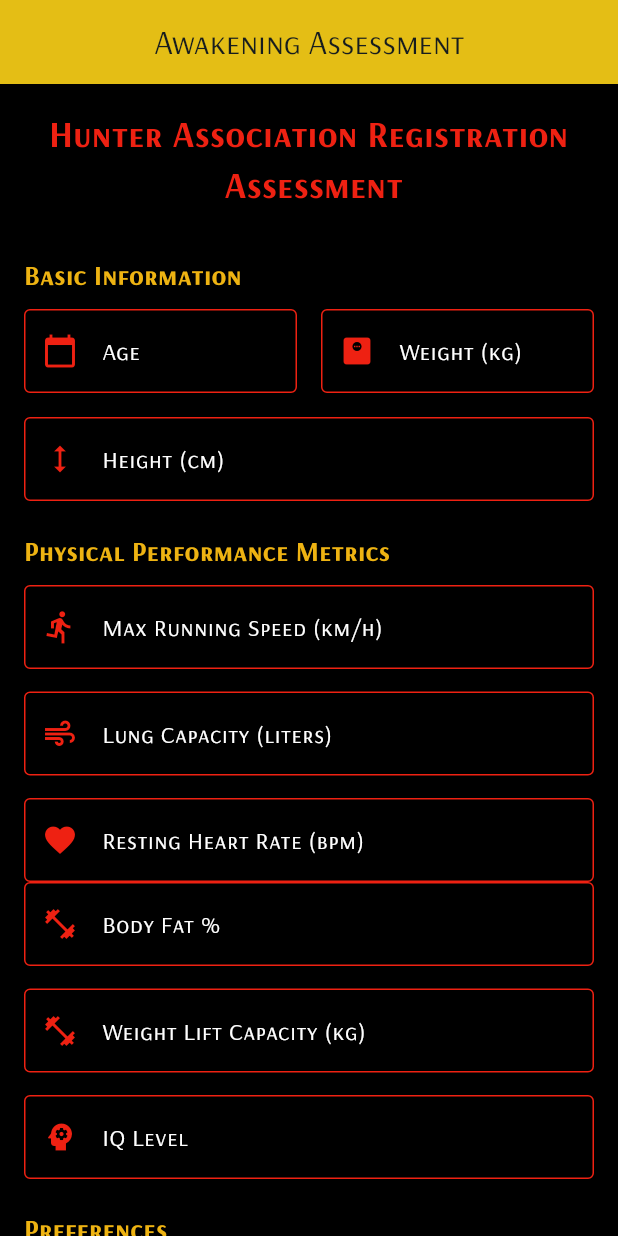
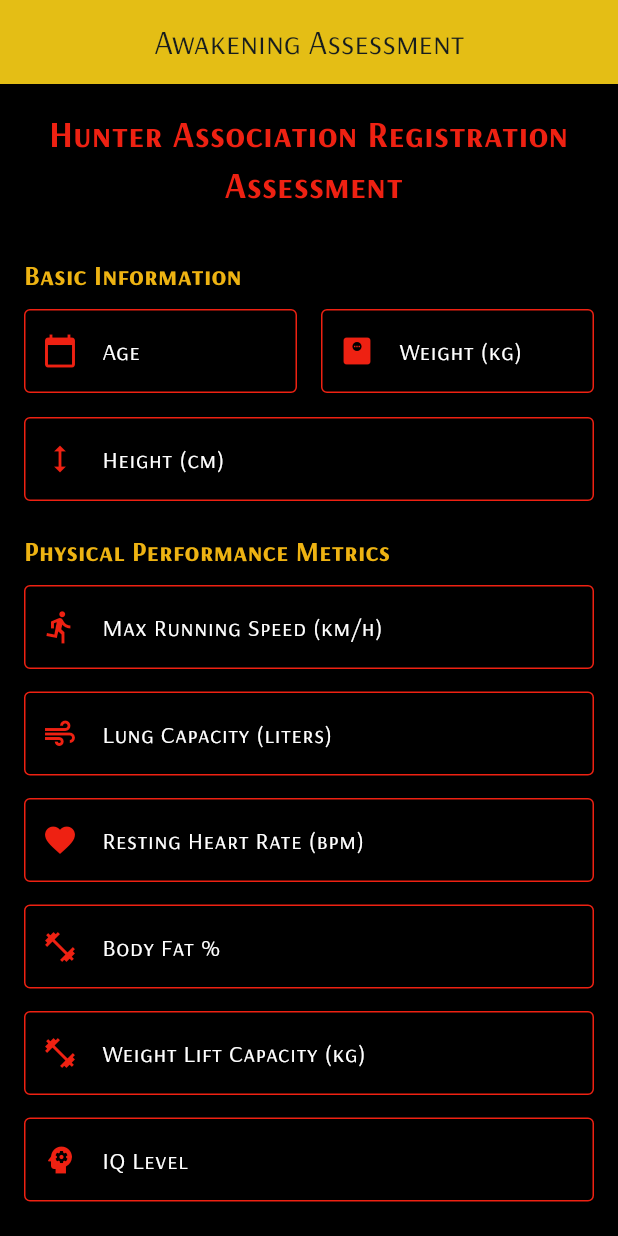
Before and after one commit to Light-700/Life-simulator, a Flutter app: the ExtendedDetailsPage screen opened directly, on a phone screen of 412 x 824 dp. Run offline on Flutter 3.47's test engine with Material 3 defaults, Android fonts, the light colour scheme and no system bars; our stand-ins replace fl_chart, shared_preferences; accounts and stored records are empty.

Commit message:
updated he etended login page

```diff
--- a/lib/main.dart
+++ b/lib/main.dart
@@ -154,7 +154,7 @@ class _LoginScreenState extends State<LoginScreen> {
                     return 'Please enter your password';
                   }
                   if (value.length < 8) {
-                    return 'Password must be at least 5 characters long';
+                    return 'Password must be at least 8 characters long';
                   }
                   return null;
                 },
--- a/lib/src/screens/extended_login.dart
+++ b/lib/src/screens/extended_login.dart
@@ -35,7 +35,6 @@ class _ExtendedDetailsPageState extends State<ExtendedDetailsPage> {
     'Homemaker',
     'Denizen of DarkWorld'
   ];
-
 
   final List<String> _fitnessGoals = [
     'Strength Enhancement',
@@ -97,16 +96,15 @@ class _ExtendedDetailsPageState extends State<ExtendedDetailsPage> {
     int physicalComponent = baseStrength + heightBonus;
     double normalizedPhysical = (physicalComponent / 100.0) * 100;
 
-   weightliftcapacity = weightliftcapacity.clamp(0, 500); //non-negative and not more than 500
+    weightliftcapacity = weightliftcapacity.clamp(0, 500);
 
-    double normalizedWeightlift = (weightliftcapacity / 500.0) * 100; // Assuming max weightlift is ~500
+    double normalizedWeightlift = (weightliftcapacity / 500.0) * 100;
 
     // 50% each component
     int finalStrength = ((normalizedPhysical * 0.5) + (normalizedWeightlift * 0.5)).toInt();
 
     return finalStrength.clamp(0, 200);
   }
-
 
   int _calculateAgility(double speed, double bodyFat, double bmi) {
     int speedScore = 0;
@@ -184,7 +182,6 @@ class _ExtendedDetailsPageState extends State<ExtendedDetailsPage> {
     return (lungScore + heartScore + ageScore + fatPenalty).clamp(0, 100);
   }
 
-
   int _calculateVitality(double bmi, double bodyFat, double heartRate, int age) {
     int bmiScore = 0;
     if (bmi >= 18.5 && bmi <= 24.9) {
@@ -220,7 +217,7 @@ class _ExtendedDetailsPageState extends State<ExtendedDetailsPage> {
   }
 
   int _calculateIntelligence(int iq, int age) {
-   int iqbonus=0;
+    int iqbonus = 0;
     if (iq >= 130) {
       iqbonus = 30;
     } else if (iq >= 110) {
@@ -232,9 +229,9 @@ class _ExtendedDetailsPageState extends State<ExtendedDetailsPage> {
     }
 
     int ageBonus = 0;
-    if (age <=25) {
+    if (age <= 25) {
       ageBonus = 20;
-    } else if (age <=35) {
+    } else if (age <= 35) {
       ageBonus = 15;
     } else {
       ageBonus = 10;
@@ -357,8 +354,8 @@ class _ExtendedDetailsPageState extends State<ExtendedDetailsPage> {
               ),
               const SizedBox(height: 15),
 
-              Expanded(
-                child: _buildTextField(
+              // FIXED: Properly arranged in Row containers
+              _buildTextField(
                 controller: _restingHeartRateController,
                 label: 'Resting Heart Rate (bpm)',
                 icon: Icons.favorite,
@@ -370,10 +367,8 @@ class _ExtendedDetailsPageState extends State<ExtendedDetailsPage> {
                   return null;
                 },
               ),
-              ),
-              const SizedBox(width: 15),
-              Expanded(
-                child: _buildTextField(
+              const SizedBox(height: 15),
+              _buildTextField(
                 controller: _bodyFatController,
                 label: 'Body Fat %',
                 icon: Icons.fitness_center,
@@ -385,10 +380,9 @@ class _ExtendedDetailsPageState extends State<ExtendedDetailsPage> {
                   return null;
                 },
               ),
-              ),
               const SizedBox(height: 15),
-              Expanded(
-                child: _buildTextField(
+
+              _buildTextField(
                 controller: _weightliftcapacity,
                 label: 'Weight Lift Capacity (kg)',
                 icon: Icons.fitness_center,
@@ -400,10 +394,8 @@ class _ExtendedDetailsPageState extends State<ExtendedDetailsPage> {
                   return null;
                 },
               ),
-              ),
               const SizedBox(height: 15),
-              Expanded(
-                child: _buildTextField(
+              _buildTextField(
                 controller: _iqController,
                 label: 'IQ Level',
                 icon: Icons.psychology,
@@ -414,7 +406,6 @@ class _ExtendedDetailsPageState extends State<ExtendedDetailsPage> {
                   if (iq == null || iq < 50 || iq > 200) return 'Invalid IQ';
                   return null;
                 },
-                ),
               ),
               const SizedBox(height: 20),
 
```
Lines whose indentation alone changed are shown as unchanged.
